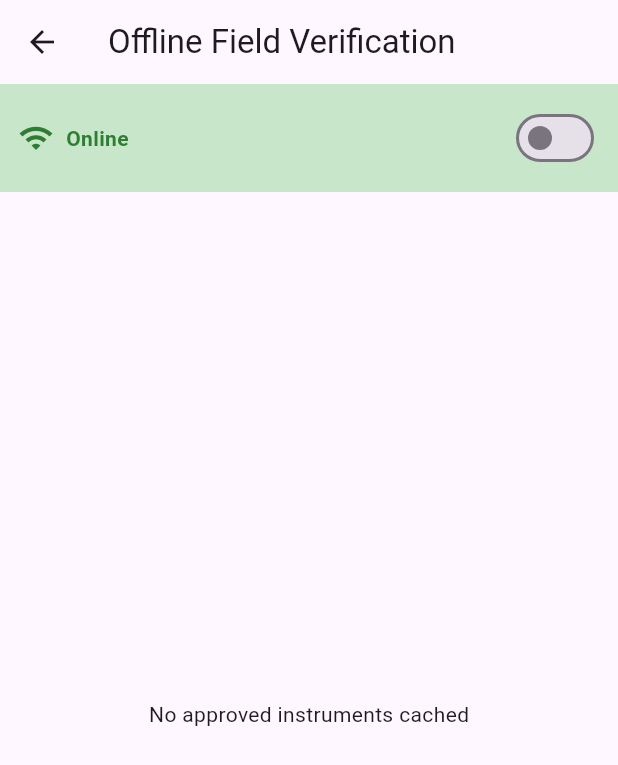
After one commit to nishgotprojects/weighing-verification, a Flutter app: the screen it shows once a user with an empty profile is signed in, after a tap on "Offline Field Verification (demo)", on a phone screen of 412 x 824 dp. The commit adds this screen. Shown: the top 765 px of the screen. Run offline on Flutter 3.47's test engine with Material 3 defaults, Android fonts, the phone set to English and light mode, and no system bars; our stand-ins replace cloud_firestore, file_picker, firebase_auth, firebase_core, qr_flutter; accounts and stored records are empty.

Commit message:
Update project files

```diff
--- a/owner_app/lib/home_screen.dart
+++ b/owner_app/lib/home_screen.dart
@@ -3,6 +3,8 @@ import 'package:firebase_auth/firebase_auth.dart';
 import 'apply_screen.dart';
 import 'status_screen.dart';
 import 'inspector_screen.dart';
+import 'offline_verification_screen.dart';
+import 'gis_allocation_screen.dart';
 
 class HomeScreen extends StatelessWidget {
   const HomeScreen({super.key});
@@ -48,7 +50,7 @@ class HomeScreen extends StatelessWidget {
             const SizedBox(height: 30),
             const Divider(),
             const SizedBox(height: 12),
-            OutlinedButton(
+                        OutlinedButton(
               onPressed: () {
                 Navigator.push(
                   context,
@@ -57,6 +59,28 @@ class HomeScreen extends StatelessWidget {
               },
               child: const Text('Inspector View (demo)'),
             ),
+                        const SizedBox(height: 12),
+            OutlinedButton(
+              onPressed: () {
+                Navigator.push(
+                  context,
+                  MaterialPageRoute(
+                      builder: (context) => const OfflineVerificationScreen()),
+                );
+              },
+              child: const Text('Offline Field Verification (demo)'),
+            ),
+            const SizedBox(height: 12),
+            OutlinedButton(
+              onPressed: () {
+                Navigator.push(
+                  context,
+                  MaterialPageRoute(
+                      builder: (context) => const GisAllocationScreen()),
+                );
+              },
+              child: const Text('GIS Smart Officer Allocation (demo)'),
+            ),
           ],
         ),
       ),
--- a/owner_app/lib/main.dart
+++ b/owner_app/lib/main.dart
@@ -1,12 +1,15 @@
 import 'package:flutter/material.dart';
+import 'package:flutter_web_plugins/url_strategy.dart';
 import 'package:firebase_core/firebase_core.dart';
 import 'package:firebase_auth/firebase_auth.dart';
 import 'firebase_options.dart';
 import 'auth_screen.dart';
 import 'home_screen.dart';
+import 'verify_screen.dart';
 
 void main() async {
   WidgetsFlutterBinding.ensureInitialized();
+  usePathUrlStrategy();
   await Firebase.initializeApp(
     options: DefaultFirebaseOptions.currentPlatform,
   );
@@ -20,7 +23,18 @@ class MyApp extends StatelessWidget {
   Widget build(BuildContext context) {
     return MaterialApp(
       title: 'SIH Weighing Verification',
-      home: StreamBuilder<User?>(
+      onGenerateRoute: (settings) {
+        final uri = Uri.parse(settings.name ?? '/');
+
+        if (uri.pathSegments.length == 2 && uri.pathSegments[0] == 'verify') {
+          final certificateId = uri.pathSegments[1];
+          return MaterialPageRoute(
+            builder: (context) => VerifyScreen(certificateId: certificateId),
+          );
+        }
+
+        return MaterialPageRoute(
+          builder: (context) => StreamBuilder<User?>(
             stream: FirebaseAuth.instance.authStateChanges(),
             builder: (context, snapshot) {
               if (snapshot.connectionState == ConnectionState.waiting) {
@@ -35,5 +49,7 @@ class MyApp extends StatelessWidget {
             },
           ),
         );
+      },
+    );
   }
 }
--- /dev/null
+++ b/owner_app/lib/offline_verification_screen.dart
@@ -0,0 +1,191 @@
+import 'package:flutter/material.dart';
+import 'package:cloud_firestore/cloud_firestore.dart';
+
+class OfflineVerificationScreen extends StatefulWidget {
+  const OfflineVerificationScreen({super.key});
+
+  @override
+  State<OfflineVerificationScreen> createState() =>
+      _OfflineVerificationScreenState();
+}
+
+class _OfflineVerificationScreenState
+    extends State<OfflineVerificationScreen> {
+  bool _isOffline = false;
+  bool _isSyncing = false;
+  bool _loadingCache = true;
+  List<Map<String, dynamic>> _cachedInstruments = [];
+  List<Map<String, dynamic>> _pendingSync = [];
+
+  @override
+  void initState() {
+    super.initState();
+    _loadCache();
+  }
+
+  Future<void> _loadCache() async {
+    final snapshot = await FirebaseFirestore.instance
+        .collection('applications')
+        .where('status', isEqualTo: 'approved')
+        .get();
+
+    setState(() {
+      _cachedInstruments = snapshot.docs
+          .map((doc) => {
+                'id': doc.id,
+                'instrumentName': doc['instrumentName'] ?? 'Unnamed',
+                'serialNumber': doc['serialNumber'] ?? '-',
+                'location': doc['location'] ?? '-',
+              })
+          .toList();
+      _loadingCache = false;
+    });
+  }
+
+  void _verifyOffline(Map<String, dynamic> instrument) {
+    setState(() {
+      _pendingSync.add(instrument);
+    });
+
+    ScaffoldMessenger.of(context).showSnackBar(
+      SnackBar(
+        content: Text(
+            '${instrument['instrumentName']} verified offline. Queued for sync.'),
+      ),
+    );
+  }
+
+  Future<void> _syncNow() async {
+    setState(() => _isSyncing = true);
+
+    await Future.delayed(const Duration(seconds: 2));
+
+    for (final item in _pendingSync) {
+      await FirebaseFirestore.instance
+          .collection('applications')
+          .doc(item['id'])
+          .collection('history')
+          .add({
+        'event': 'field_verified',
+        'details': 'Field-verified offline by inspector, synced on reconnect',
+        'timestamp': FieldValue.serverTimestamp(),
+      });
+    }
+
+    setState(() {
+      _pendingSync.clear();
+      _isSyncing = false;
+    });
+
+    if (mounted) {
+      ScaffoldMessenger.of(context).showSnackBar(
+        const SnackBar(content: Text('Synced successfully.')),
+      );
+    }
+  }
+
+  void _toggleOffline(bool value) {
+    setState(() => _isOffline = value);
+    if (!value && _pendingSync.isNotEmpty) {
+      _syncNow();
+    }
+  }
+
+  @override
+  Widget build(BuildContext context) {
+    return Scaffold(
+      appBar: AppBar(title: const Text('Offline Field Verification')),
+      body: Column(
+        children: [
+          Container(
+            width: double.infinity,
+            color: _isOffline ? Colors.orange.shade100 : Colors.green.shade100,
+            padding: const EdgeInsets.all(12),
+            child: Row(
+              mainAxisAlignment: MainAxisAlignment.spaceBetween,
+              children: [
+                Row(
+                  children: [
+                    Icon(
+                      _isOffline ? Icons.wifi_off : Icons.wifi,
+                      color: _isOffline
+                          ? Colors.orange.shade800
+                          : Colors.green.shade800,
+                    ),
+                    const SizedBox(width: 8),
+                    Text(
+                      _isOffline ? 'Offline Mode (simulated)' : 'Online',
+                      style: TextStyle(
+                        fontWeight: FontWeight.bold,
+                        color: _isOffline
+                            ? Colors.orange.shade800
+                            : Colors.green.shade800,
+                      ),
+                    ),
+                  ],
+                ),
+                Switch(value: _isOffline, onChanged: _toggleOffline),
+              ],
+            ),
+          ),
+          if (_isSyncing)
+            const Padding(
+              padding: EdgeInsets.all(12),
+              child: Row(
+                children: [
+                  SizedBox(
+                    width: 16,
+                    height: 16,
+                    child: CircularProgressIndicator(strokeWidth: 2),
+                  ),
+                  SizedBox(width: 12),
+                  Text('Syncing queued verifications...'),
+                ],
+              ),
+            ),
+          if (_pendingSync.isNotEmpty && !_isSyncing)
+            Container(
+              width: double.infinity,
+              color: Colors.blue.shade50,
+              padding: const EdgeInsets.all(8),
+              child: Text('${_pendingSync.length} verification(s) pending sync'),
+            ),
+          Expanded(
+            child: _loadingCache
+                ? const Center(child: CircularProgressIndicator())
+                : _cachedInstruments.isEmpty
+                    ? const Center(child: Text('No approved instruments cached'))
+                    : ListView.builder(
+                        itemCount: _cachedInstruments.length,
+                        itemBuilder: (context, index) {
+                          final item = _cachedInstruments[index];
+                          final alreadyQueued = _pendingSync
+                              .any((p) => p['id'] == item['id']);
+
+                          return Card(
+                            margin: const EdgeInsets.symmetric(
+                                horizontal: 12, vertical: 6),
+                            child: ListTile(
+                              title: Text(item['instrumentName']),
+                              subtitle: Text(
+                                  'Serial: ${item['serialNumber']}\n${item['location']}'),
+                              isThreeLine: true,
+                              trailing: alreadyQueued
+                                  ? const Icon(Icons.check_circle,
+                                      color: Colors.blue)
+                                  : ElevatedButton(
+                                      onPressed: _isOffline
+                                          ? () => _verifyOffline(item)
+                                          : null,
+                                      child: const Text('Verify'),
+                                    ),
+                            ),
+                          );
+                        },
+                      ),
+          ),
+        ],
+      ),
+    );
+  }
+}
```
Also changed, not shown: owner_app/lib/apply_screen.dart (+15 -1 lines), owner_app/lib/gis_allocation_screen.dart (added, +134 -0 lines), owner_app/lib/inspector_screen.dart (+13 -1 lines), owner_app/lib/passport_screen.dart (added, +124 -0 lines), owner_app/lib/status_screen.dart (+18 -1 lines), owner_app/firebase.json, 2 other files. Lines whose indentation alone changed are shown as unchanged.
